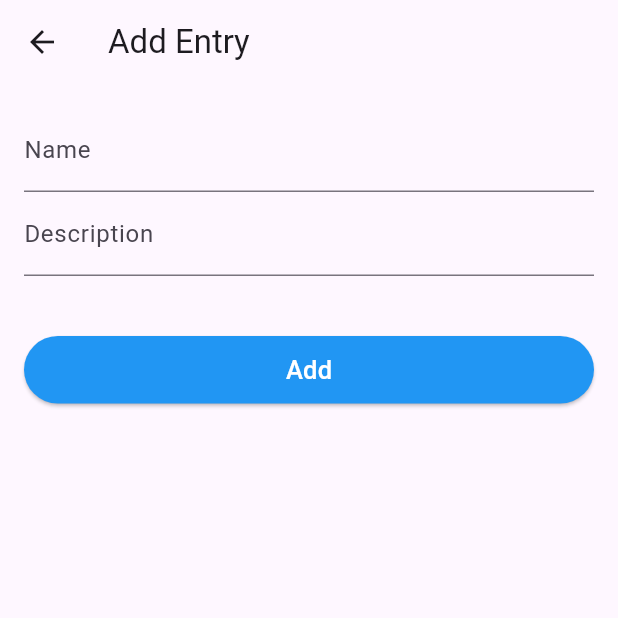
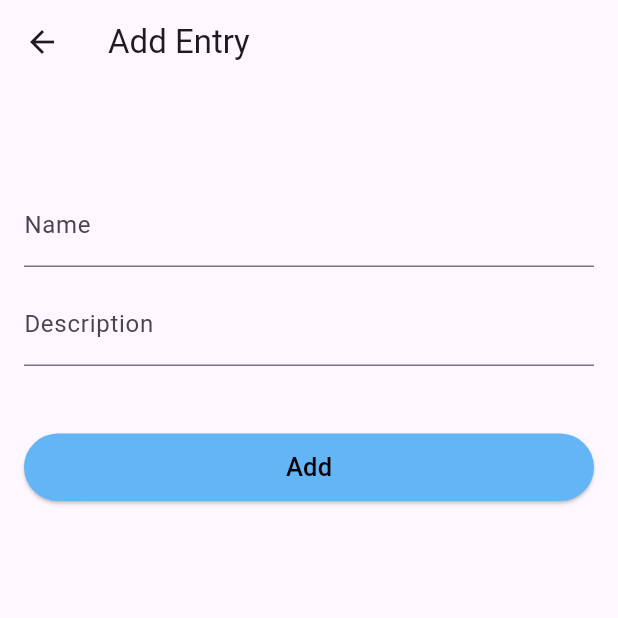
Before and after one commit to chiragbendale62/crudapp, a Flutter app: the screen it shows after launch, after a tap on the "add" icon, on a phone screen of 412 x 824 dp, the top half of it. Run offline on Flutter 3.47's test engine with Material 3 defaults, Android fonts, the phone set to English and light mode, and no system bars; our stand-ins replace equatable, flutter_bloc, sqflite; accounts and stored records are empty.

```diff
--- a/lib/ui/screens/entry_form_screen.dart
+++ b/lib/ui/screens/entry_form_screen.dart
@@ -59,12 +59,14 @@ class _EntryFormScreenState extends State<EntryFormScreen> {
           key: _formKey,
           child: Column(
             children: [
+              const SizedBox(height: 50),
               TextFormField(
                 initialValue: _name,
                 decoration: const InputDecoration(labelText: 'Name'),
                 onSaved: (val) => _name = val!,
                 validator: (val) => val == null || val.isEmpty ? 'Please enter a name' : null,
               ),
+              const SizedBox(height: 10),
               TextFormField(
                 initialValue: _description,
                 decoration: const InputDecoration(labelText: 'Description'),
@@ -72,17 +74,17 @@ class _EntryFormScreenState extends State<EntryFormScreen> {
                 validator: (val) =>
                     val == null || val.isEmpty ? 'Please enter a description' : null,
               ),
-              const SizedBox(height: 40),
+              const SizedBox(height: 45),
               SizedBox(
                 height: 45,
                 width: double.infinity,
                 child: ElevatedButton(
                   onPressed: _submit,
-                  style: ElevatedButton.styleFrom(backgroundColor: Colors.blue),
+                  style: ElevatedButton.styleFrom(backgroundColor: Colors.blue.shade300),
                   child: Text(
                     isEditing ? 'Update' : 'Add',
                     style: const TextStyle(
-                      color: Colors.white,
+                      color: Colors.black,
                       fontSize: 17,
                     ),
                   ),
--- a/lib/ui/screens/entry_list_screen.dart
+++ b/lib/ui/screens/entry_list_screen.dart
@@ -24,6 +24,7 @@ class EntryListScreen extends StatelessWidget {
   Widget build(BuildContext context) {
     return Scaffold(
       appBar: AppBar(
+        backgroundColor: Colors.blue.shade300,
         title: const Text('Entries List'),
       ),
       body: BlocBuilder<EntryBloc, EntryState>(
@@ -66,6 +67,7 @@ class EntryListScreen extends StatelessWidget {
         },
       ),
       floatingActionButton: FloatingActionButton(
+        backgroundColor: Colors.blue.shade300,
         onPressed: () => _navigateToForm(context),
         child: const Icon(Icons.add),
       ),
```
Also changed, not shown: lib/services/database_helper.dart (+7 -1 lines), 1 other file.
